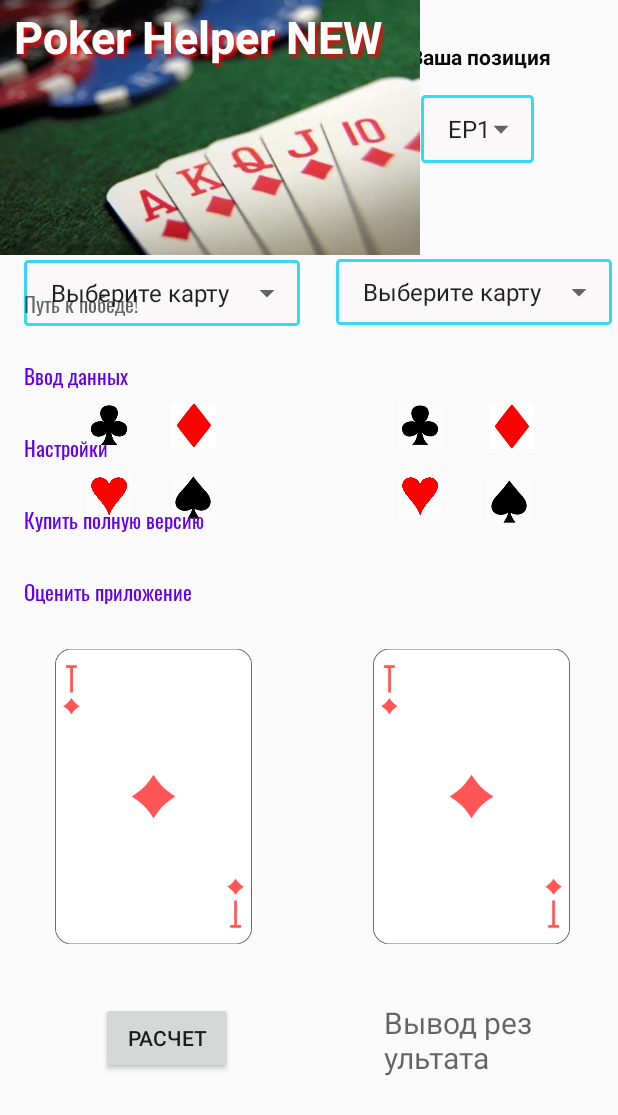
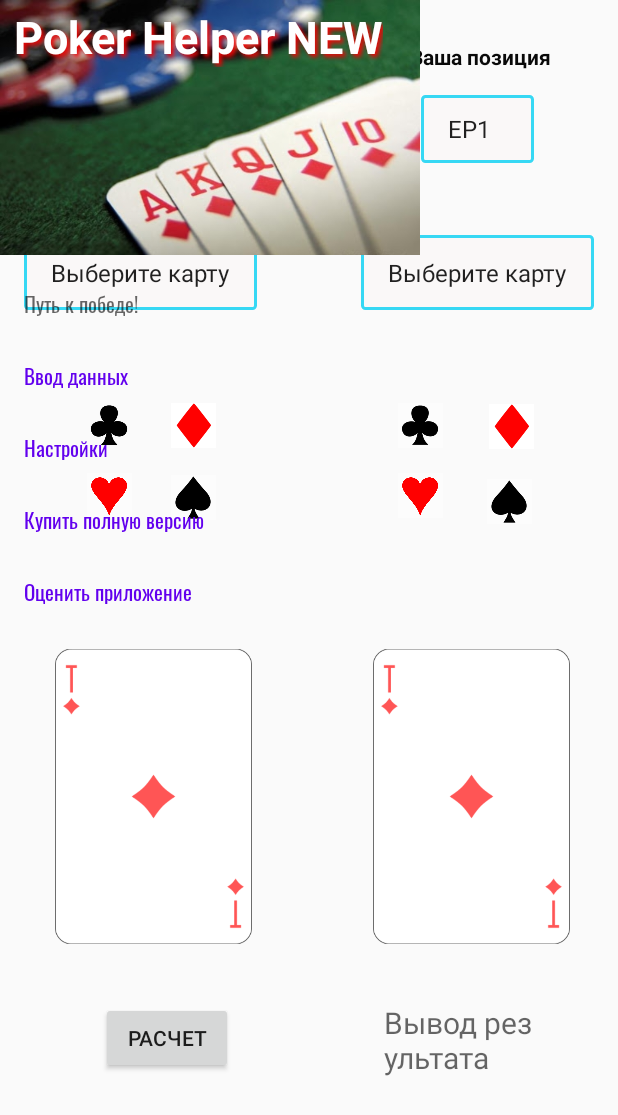
Before and after one commit to vovan55/poker_helper, an Android app: the screen it shows after launch (MainActivity), on a phone screen of 412 x 824 dp. Shown: the top 1115 px of the screen. Run offline under Robolectric (Android 15) with nearby library versions, the phone set to English and light mode, and no system bars; plain views replace FlowingDrawer, FlowingMenuLayout.

Commit message:
массивы созданы

```diff
--- a/app/src/main/res/drawable-v24/ic_arrow_drop_down_24.xml
+++ b/app/src/main/res/drawable-v24/ic_arrow_drop_down_24.xml
@@ -5,6 +5,6 @@
     android:viewportHeight="24"
     android:tint="?attr/colorControlNormal">
   <path
-      android:fillColor="@android:color/white"
+      android:fillColor="@android:color/transparent"
       android:pathData="M7,10l5,5 5,-5z"/>
 </vector>
--- a/app/src/main/res/layout/main_content.xml
+++ b/app/src/main/res/layout/main_content.xml
@@ -240,29 +240,28 @@
 
     <Spinner
         android:id="@+id/spCard_1"
-        android:layout_width="184dp"
-        android:layout_height="44dp"
+        android:layout_width="wrap_content"
+        android:layout_height="50dp"
+        android:layout_marginStart="16dp"
+        android:layout_marginTop="48dp"
+        android:layout_marginEnd="16dp"
         android:background="@drawable/spinner_background"
         android:entries="@array/card_1"
-        app:layout_constraintBottom_toBottomOf="parent"
-        app:layout_constraintEnd_toEndOf="parent"
-        app:layout_constraintHorizontal_bias="0.07"
+        app:layout_constraintEnd_toStartOf="@+id/spCard_2"
+        app:layout_constraintHorizontal_bias="0.0"
         app:layout_constraintStart_toStartOf="parent"
-        app:layout_constraintTop_toTopOf="parent"
-        app:layout_constraintVertical_bias="0.222" />
+        app:layout_constraintTop_toBottomOf="@+id/spBB" />
 
     <Spinner
         android:id="@+id/spCard_2"
-        android:layout_width="184dp"
-        android:layout_height="44dp"
+        android:layout_width="wrap_content"
+        android:layout_height="50dp"
+        android:layout_marginTop="48dp"
+        android:layout_marginEnd="16dp"
         android:background="@drawable/spinner_background"
         android:entries="@array/card_2"
-        app:layout_constraintBottom_toBottomOf="parent"
         app:layout_constraintEnd_toEndOf="parent"
-        app:layout_constraintHorizontal_bias="0.982"
-        app:layout_constraintStart_toStartOf="parent"
-        app:layout_constraintTop_toTopOf="parent"
-        app:layout_constraintVertical_bias="0.221" />
+        app:layout_constraintTop_toBottomOf="@+id/spPos" />
 
     <androidx.constraintlayout.widget.Guideline
         android:id="@+id/guideline"
```
